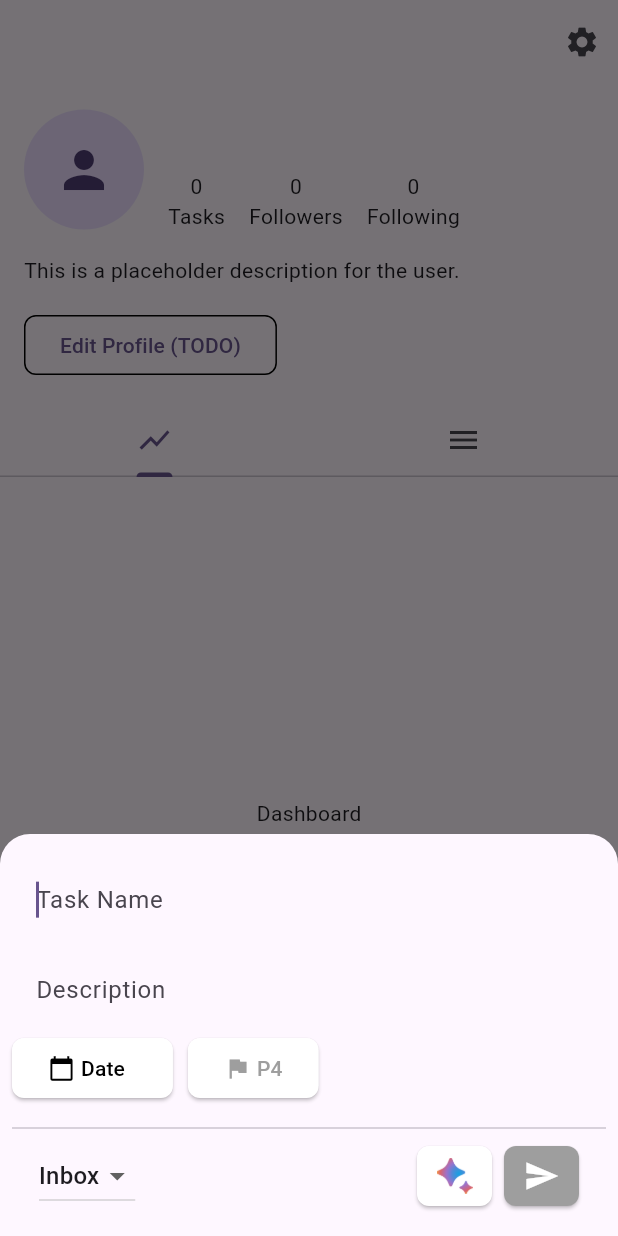
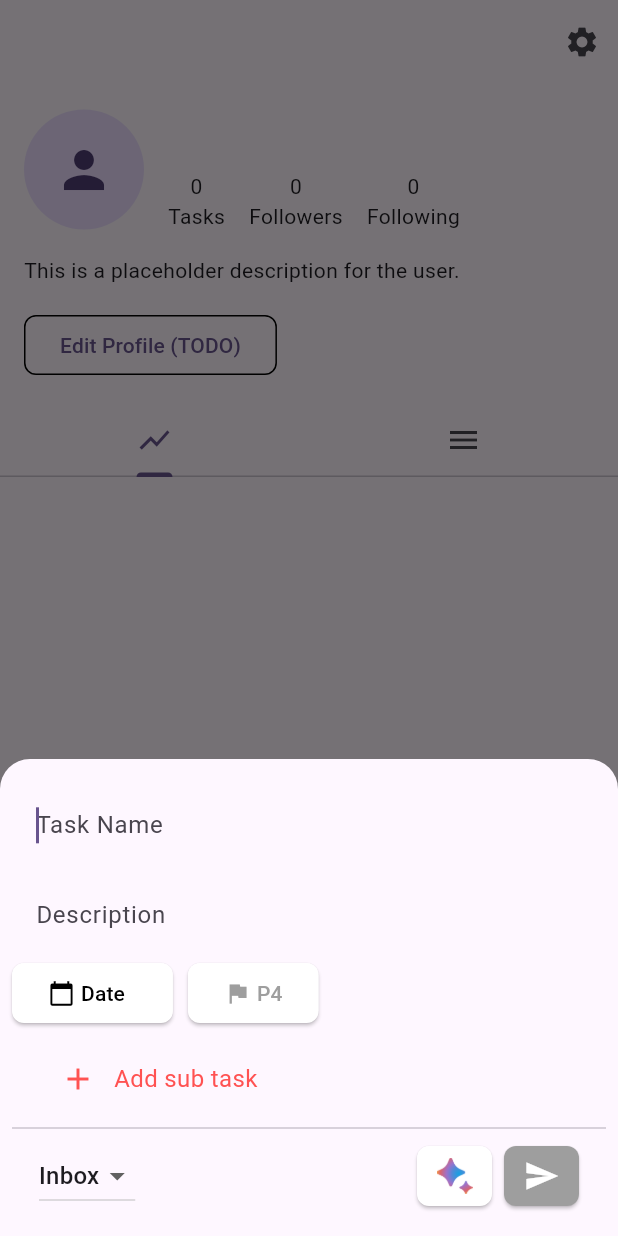
Before and after one commit to siuma1109/flutter_life_goal_management, a Flutter app: the ProfileScreen screen opened by its route, after a tap on the "add" icon, on a phone screen of 412 x 824 dp. Run offline on Flutter 3.47's test engine with Material 3 defaults, Android fonts, the phone set to English and light mode, and no system bars; our stand-ins replace flutter_dotenv, go_router, sqflite; accounts and stored records are empty.

Commit message:
Recursive add tasks

```diff
--- a/lib/src/models/task.dart
+++ b/lib/src/models/task.dart
@@ -10,6 +10,7 @@ class Task {
   final int? projectId;
   final DateTime? createdAt;
   final DateTime? updatedAt;
+  List<Task> subTasks;
 
   Task({
     this.id,
@@ -23,7 +24,8 @@ class Task {
     this.isChecked = false,
     this.createdAt,
     this.updatedAt,
-  });
+    List<Task>? subTasks,
+  }) : subTasks = subTasks ?? [];
 
   Map<String, dynamic> toMap() {
     return {
@@ -71,6 +73,7 @@ class Task {
     bool? isChecked,
     DateTime? createdAt,
     DateTime? updatedAt,
+    List<Task>? subTasks,
   }) {
     return Task(
       id: id ?? this.id,
@@ -84,6 +87,7 @@ class Task {
       isChecked: isChecked ?? this.isChecked,
       createdAt: createdAt ?? this.createdAt,
       updatedAt: updatedAt ?? this.updatedAt,
+      subTasks: subTasks ?? this.subTasks,
     );
   }
 }
--- a/lib/src/services/task_service.dart
+++ b/lib/src/services/task_service.dart
@@ -23,7 +23,8 @@ class TaskService {
     }
   }
 
-  void showTaskEditForm(BuildContext context, Task task) {
+  void showTaskEditForm(
+      BuildContext context, Task task, Function(Task) onRefresh) {
     showModalBottomSheet(
       context: context,
       isScrollControlled: true,
@@ -54,6 +55,7 @@ class TaskService {
                       padding: const EdgeInsets.symmetric(horizontal: 16.0),
                       child: ViewTaskWidget(
                         task: task,
+                        onRefresh: onRefresh,
                       ),
                     ),
                   ),
@@ -85,6 +87,9 @@ class TaskService {
   // Insert a task
   Future<int> insertTask(Map<String, dynamic> task) async {
     final db = await _databaseHelper.database;
+    task.remove("id");
+    task.remove("created_at");
+    task.remove("updated_at");
     final result = await db.insert('tasks', task);
 
     // Broadcast task changes
--- a/lib/src/widgets/task/add_task_widget.dart
+++ b/lib/src/widgets/task/add_task_widget.dart
@@ -12,13 +12,13 @@ import '../../widgets/task/add_task_ai_widget.dart';
 
 class AddTaskWidget extends StatefulWidget {
   final Task? task;
-  final List<Task> subTasks;
+  final bool isParentTask;
   final Function? onRefresh;
 
   const AddTaskWidget({
     super.key,
     this.task,
-    this.subTasks = const [],
+    this.isParentTask = true,
     this.onRefresh,
   });
 
@@ -43,7 +43,7 @@ class _AddTaskWidgetState extends State<AddTaskWidget> {
   final FocusNode _taskFocusNode = FocusNode();
   final LayerLink _layerLink = LayerLink();
   bool _isLoading = false;
-  List<Task> _subTasks = [];
+  late Task _task;
   List<Project> _projects = [];
   int? _projectId;
 
@@ -53,6 +53,11 @@ class _AddTaskWidgetState extends State<AddTaskWidget> {
     _dateInputFocusNode.addListener(_onFocusChange);
     _taskFocusNode.requestFocus();
     dotenv.load();
+    _task = widget.task ??
+        Task(
+          userId: AuthService().getLoggedInUser()?.id ?? 0,
+          title: "",
+        );
     _loadProjects();
   }
 
@@ -157,7 +162,7 @@ class _AddTaskWidgetState extends State<AddTaskWidget> {
 
       try {
         final now = DateTime.now();
-        final task = Task(
+        final task = _task.copyWith(
           parentId: widget.task?.id,
           userId: AuthService().getLoggedInUser()?.id ?? 0,
           projectId: _projectId,
@@ -168,21 +173,18 @@ class _AddTaskWidgetState extends State<AddTaskWidget> {
           createdAt: widget.task?.createdAt ?? now,
           updatedAt: now,
         );
+        widget.onRefresh?.call(task);
 
-        // Insert the main task and get its ID
-        final taskId = await TaskService().insertTask(task.toMap());
+        if (widget.isParentTask) {
+          // Insert the main task and get its ID
+          final taskId = await TaskService().insertTask(task.toMap());
 
-        // Insert subtasks if there are any
-        if (_subTasks.isNotEmpty) {
-          for (var subtask in _subTasks) {
-            // Create a new task with the parent ID set
-            final newSubtask = subtask.copyWith(parentId: taskId);
-            await TaskService().insertTask(newSubtask.toMap());
-          }
+          // Insert subtasks recursively
+          await _insertSubtasks(task.subTasks, taskId);
+          _notifyChanges();
         }
 
         if (mounted) {
-          _notifyChanges();
           Navigator.of(context).pop(true);
 
           ScaffoldMessenger.of(context).showSnackBar(
@@ -199,6 +201,20 @@ class _AddTaskWidgetState extends State<AddTaskWidget> {
         setState(() {
           _isLoading = false;
         });
+      }
+    }
+  }
+
+  Future<void> _insertSubtasks(List<Task> subTasks, int parentId) async {
+    print("Inserting subtasks: ${subTasks.length}");
+    for (var subTask in subTasks) {
+      // Create a new task with the parent ID set
+      final newSubtask = subTask.copyWith(parentId: parentId);
+      final newSubtaskId = await TaskService().insertTask(newSubtask.toMap());
+
+      // If the subtask has its own subtasks, insert them recursively
+      if (subTask.subTasks.isNotEmpty) {
+        await _insertSubtasks(subTask.subTasks, newSubtaskId);
       }
     }
   }
@@ -331,7 +347,8 @@ class _AddTaskWidgetState extends State<AddTaskWidget> {
                       height: 8,
                     ),
                     // Subtasks section
-                    if (_subTasks.isNotEmpty) _buildSubtasksSection(),
+                    if (_task.subTasks.isNotEmpty) _buildSubtasksSection(),
+                    _buildAddSubtaskButton(),
                     Divider(),
                     Padding(
                       padding: EdgeInsets.only(left: 18, right: 18),
@@ -430,25 +447,26 @@ class _AddTaskWidgetState extends State<AddTaskWidget> {
   }
 
   Widget _buildSubtasksSection() {
-    final completeSubTasks = _subTasks.where((task) => task.isChecked).length;
+    final completeSubTasks =
+        _task.subTasks.where((task) => task.isChecked).length;
     return Column(
       children: [
         _buildTaskRow(
           icon: const Icon(Icons.list),
           content: Text(
-            "Sub Tasks ($completeSubTasks/${_subTasks.length})",
+            "Sub Tasks ($completeSubTasks/${_task.subTasks.length})",
             style: const TextStyle(fontSize: 16),
           ),
         ),
         ListView.builder(
           shrinkWrap: true,
-          itemCount: _subTasks.length,
+          itemCount: _task.subTasks.length,
           physics: const NeverScrollableScrollPhysics(),
           itemBuilder: (context, index) {
-            final task = _subTasks[index];
+            final task = _task.subTasks[index];
             return Container(
               decoration: BoxDecoration(
-                border: index < _subTasks.length - 1
+                border: index < _task.subTasks.length - 1
                     ? Border(
                         bottom: BorderSide(
                           color: Colors.black12,
@@ -458,7 +476,12 @@ class _AddTaskWidgetState extends State<AddTaskWidget> {
                     : null,
               ),
               child: GestureDetector(
-                onTap: () => TaskService().showTaskEditForm(context, task),
+                onTap: () =>
+                    TaskService().showTaskEditForm(context, task, (subTask) {
+                  setState(() {
+                    _task.subTasks[index] = subTask;
+                  });
+                }),
                 child: ListTile(
                   leading: Transform.scale(
                     scale: 1.2,
@@ -480,7 +503,7 @@ class _AddTaskWidgetState extends State<AddTaskWidget> {
                       onChanged: (bool? newValue) {
                         task.isChecked = !task.isChecked;
                         setState(() {
-                          _subTasks[index] = task;
+                          _task.subTasks[index] = task;
                           TaskService().updateTask(task.toMap());
                         });
                       },
@@ -506,6 +529,59 @@ class _AddTaskWidgetState extends State<AddTaskWidget> {
     );
   }
 
+  Widget _buildAddSubtaskButton() {
+    return InkWell(
+      onTap: () {
+        showModalBottomSheet(
+          context: context,
+          builder: (BuildContext context) {
+            return Container(
+              decoration: BoxDecoration(
+                color: Theme.of(context).scaffoldBackgroundColor,
+                borderRadius: const BorderRadius.vertical(
+                  top: Radius.circular(20),
+                ),
+              ),
+              child: AddTaskWidget(
+                task: widget.task,
+                isParentTask: false,
+                onRefresh: (subTask) => {
+                  setState(() {
+                    _task.subTasks.add(subTask);
+                  }),
+                },
+              ),
+            );
+          },
+        );
+      },
+      child: Padding(
+        padding: const EdgeInsets.symmetric(horizontal: 20),
+        child: Row(
+          children: [
+            SizedBox(
+              width: 48,
+              height: 50,
+              child: Icon(
+                Icons.add,
+                color: Colors.redAccent,
+              ),
+            ),
+            Expanded(
+              child: Text(
+                "Add sub task",
+                style: TextStyle(
+                  fontSize: 16,
+                  color: Colors.redAccent,
+                ),
+              ),
+            ),
+          ],
+        ),
+      ),
+    );
+  }
+
   void _showAIPopup(BuildContext context) {
     showModalBottomSheet(
       context: context,
@@ -518,7 +594,7 @@ class _AddTaskWidgetState extends State<AddTaskWidget> {
               _descriptionController.text = description;
 
               // Clear existing subtasks
-              _subTasks.clear();
+              _task.subTasks.clear();
 
               // Add new subtasks
               final now = DateTime.now();
@@ -535,7 +611,7 @@ class _AddTaskWidgetState extends State<AddTaskWidget> {
                   createdAt: now,
                   updatedAt: now,
                 );
-                _subTasks.add(subtask);
+                _task.subTasks.add(subtask);
               }
             });
 
--- a/lib/src/widgets/task/task_list_widget.dart
+++ b/lib/src/widgets/task/task_list_widget.dart
@@ -52,7 +52,11 @@ class _TaskListWidgetState extends State<TaskListWidget> {
                 ),
                 child: GestureDetector(
                   onTap: () async {
-                    _taskService.showTaskEditForm(context, task);
+                    _taskService.showTaskEditForm(context, task, (subTask) {
+                      setState(() {
+                        widget.tasks[index] = subTask;
+                      });
+                    });
                   },
                   child: ListTile(
                     leading: Transform.scale(
--- a/lib/src/widgets/task/view_task_widget.dart
+++ b/lib/src/widgets/task/view_task_widget.dart
@@ -10,10 +10,12 @@ import 'package:intl/intl.dart';
 
 class ViewTaskWidget extends StatefulWidget {
   final Task task;
+  final Function? onRefresh;
 
   const ViewTaskWidget({
     super.key,
     required this.task,
+    this.onRefresh,
   });
 
   @override
@@ -23,7 +25,7 @@ class ViewTaskWidget extends StatefulWidget {
 class _ViewTaskWidgetState extends State<ViewTaskWidget> {
   late TextEditingController _titleController;
   late TextEditingController _descriptionController;
-  List<Task> _subTasks = [];
+  late Task _task;
   DateTime? _dueDate;
   int _priority = 4; // Default priority
   final _dateFormat = DateFormat('yyyy-MM-dd');
@@ -38,11 +40,15 @@ class _ViewTaskWidgetState extends State<ViewTaskWidget> {
         TextEditingController(text: widget.task.description);
     _dueDate = widget.task.dueDate;
     _priority = widget.task.priority;
-    _loadSubTasksById();
-    // Listen for task changes
-    _taskChangedSubscription = TaskBroadcast().taskChangedStream.listen((_) {
+
+    _task = widget.task;
+    if (_task.id != null) {
       _loadSubTasksById();
-    });
+      // Listen for task changes
+      _taskChangedSubscription = TaskBroadcast().taskChangedStream.listen((_) {
+        _loadSubTasksById();
+      });
+    }
   }
 
   @override
@@ -72,7 +78,11 @@ class _ViewTaskWidgetState extends State<ViewTaskWidget> {
       updatedAt: DateTime.now(),
     );
 
-    await TaskService().updateTask(updatedTask.toMap());
+    if (widget.task.id != null) {
+      await TaskService().updateTask(updatedTask.toMap());
+    }
+
+    widget.onRefresh?.call(updatedTask);
   }
 
   void _showDatePicker(BuildContext context) {
@@ -140,7 +150,7 @@ class _ViewTaskWidgetState extends State<ViewTaskWidget> {
           const Divider(thickness: 5),
 
           // Subtasks section
-          if (_subTasks.isNotEmpty) _buildSubtasksSection(),
+          if (_task.subTasks.isNotEmpty) _buildSubtasksSection(),
 
           // Add subtask button
           _buildAddSubtaskButton(),
@@ -284,25 +294,26 @@ class _ViewTaskWidgetState extends State<ViewTaskWidget> {
   }
 
   Widget _buildSubtasksSection() {
-    final completeSubTasks = _subTasks.where((task) => task.isChecked).length;
+    final completeSubTasks =
+        _task.subTasks.where((task) => task.isChecked).length;
     return Column(
       children: [
         _buildTaskRow(
           icon: const Icon(Icons.list),
           content: Text(
-            "Sub Tasks ($completeSubTasks/${_subTasks.length})",
+            "Sub Tasks ($completeSubTasks/${_task.subTasks.length})",
             style: const TextStyle(fontSize: 16),
           ),
         ),
         ListView.builder(
           shrinkWrap: true,
-          itemCount: _subTasks.length,
+          itemCount: _task.subTasks.length,
           physics: const NeverScrollableScrollPhysics(),
           itemBuilder: (context, index) {
-            final task = _subTasks[index];
+            final task = _task.subTasks[index];
             return Container(
               decoration: BoxDecoration(
-                border: index < _subTasks.length - 1
+                border: index < _task.subTasks.length - 1
                     ? Border(
                         bottom: BorderSide(
                           color: Colors.black12,
@@ -312,7 +323,12 @@ class _ViewTaskWidgetState extends State<ViewTaskWidget> {
                     : null,
               ),
               child: GestureDetector(
-                onTap: () => TaskService().showTaskEditForm(context, task),
+                onTap: () =>
+                    TaskService().showTaskEditForm(context, task, (subTask) {
+                  setState(() {
+                    _task.subTasks[index] = subTask;
+                  });
+                }),
                 child: ListTile(
                   leading: Transform.scale(
                     scale: 1.2,
@@ -334,7 +350,7 @@ class _ViewTaskWidgetState extends State<ViewTaskWidget> {
                       onChanged: (bool? newValue) {
                         task.isChecked = !task.isChecked;
                         setState(() {
-                          _subTasks[index] = task;
+                          _task.subTasks[index] = task;
                           TaskService().updateTask(task.toMap());
                         });
                       },
@@ -374,7 +390,16 @@ class _ViewTaskWidgetState extends State<ViewTaskWidget> {
                 ),
               ),
               child: AddTaskWidget(
-                task: widget.task,
+                task: _task.copyWith(
+                  id: null,
+                  parentId: _task.id,
+                  subTasks: [],
+                ),
+                onRefresh: (subTask) => {
+                  setState(() {
+                    _task.subTasks.add(subTask);
+                  }),
+                },
               ),
             );
           },
@@ -410,7 +435,7 @@ class _ViewTaskWidgetState extends State<ViewTaskWidget> {
   Future<void> _loadSubTasksById() async {
     final tasks = await TaskService().getSubtasks(widget.task.id!);
     setState(() {
-      _subTasks = tasks.map((task) => Task.fromMap(task)).toList();
+      _task.subTasks = tasks.map((task) => Task.fromMap(task)).toList();
     });
   }
 
```
